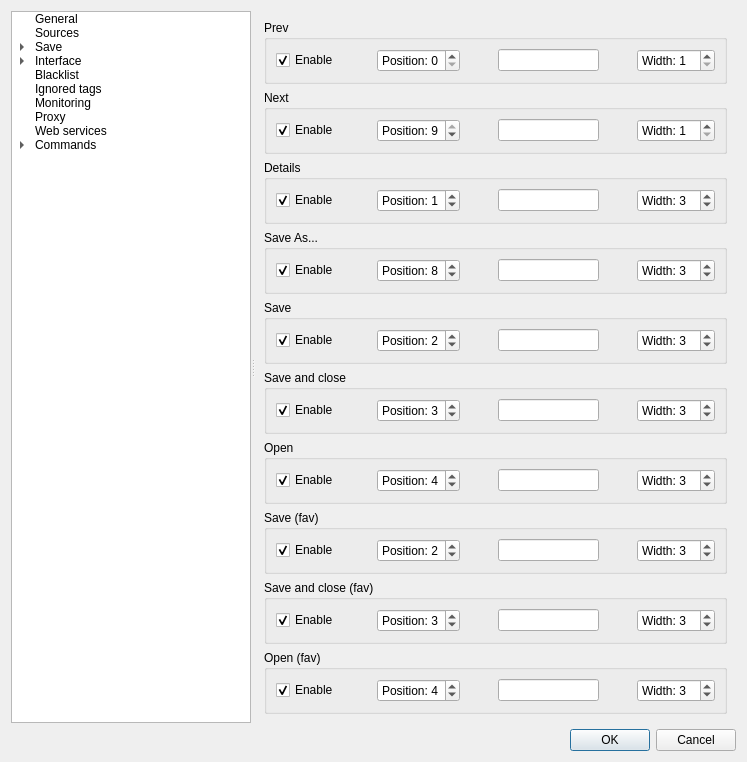
Before: the Qt Designer form src/gui/src/settings/options-window.ui in Bionus/imgbrd-grabber, drawn with Qt 5.
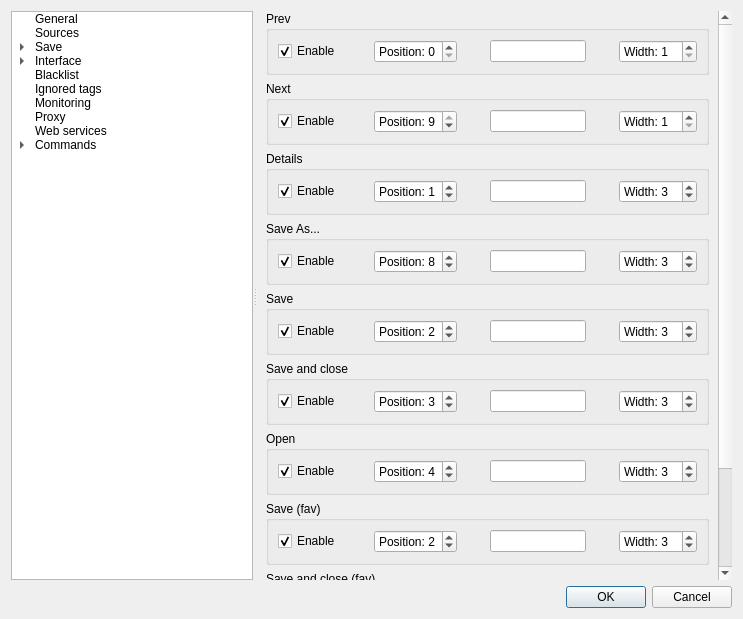
After: the same form once the commit is applied. The open tabs and pages were chosen to show the change. Icons and pictures are not drawn.

Commit message: Add scroll area around image window button settings

Patch:
```diff
--- a/src/gui/src/settings/options-window.ui
+++ b/src/gui/src/settings/options-window.ui
@@ -6,8 +6,8 @@
    <rect>
     <x>0</x>
     <y>0</y>
-    <width>747</width>
-    <height>760</height>
+    <width>743</width>
+    <height>619</height>
    </rect>
   </property>
   <property name="windowTitle">
@@ -2295,6 +2295,45 @@
       </widget>
       <widget class="QWidget" name="pageInterfaceImageWindowButtons">
        <layout class="QVBoxLayout" name="verticalLayout_7">
+        <property name="leftMargin">
+         <number>0</number>
+        </property>
+        <property name="topMargin">
+         <number>0</number>
+        </property>
+        <property name="rightMargin">
+         <number>0</number>
+        </property>
+        <property name="bottomMargin">
+         <number>0</number>
+        </property>
+        <item>
+         <widget class="QScrollArea" name="scrollArea_4">
+          <property name="frameShape">
+           <enum>QFrame::NoFrame</enum>
+          </property>
+          <property name="frameShadow">
+           <enum>QFrame::Plain</enum>
+          </property>
+          <property name="widgetResizable">
+           <bool>true</bool>
+          </property>
+          <widget class="QWidget" name="scrollAreaWidgetContents_4">
+           <property name="geometry">
+            <rect>
+             <x>0</x>
+             <y>0</y>
+             <width>474</width>
+             <height>710</height>
+            </rect>
+           </property>
+           <layout class="QVBoxLayout" name="verticalLayout_12">
+            <property name="topMargin">
+             <number>0</number>
+            </property>
+            <property name="bottomMargin">
+             <number>0</number>
+            </property>
         <item>
          <widget class="QGroupBox" name="groupButtonPrev">
           <property name="toolTip">
@@ -3688,6 +3727,23 @@
           </layout>
          </widget>
         </item>
+            <item>
+             <spacer name="verticalSpacer_6">
+              <property name="orientation">
+               <enum>Qt::Vertical</enum>
+              </property>
+              <property name="sizeHint" stdset="0">
+               <size>
+                <width>0</width>
+                <height>0</height>
+               </size>
+              </property>
+             </spacer>
+            </item>
+           </layout>
+          </widget>
+         </widget>
+        </item>
        </layout>
       </widget>
       <widget class="QWidget" name="pageInterfaceImageWindowShortcuts">
```
Left out of the diff: 12 changed lines with no effect on the pictures. Lines whose indentation alone changed are shown as unchanged.
